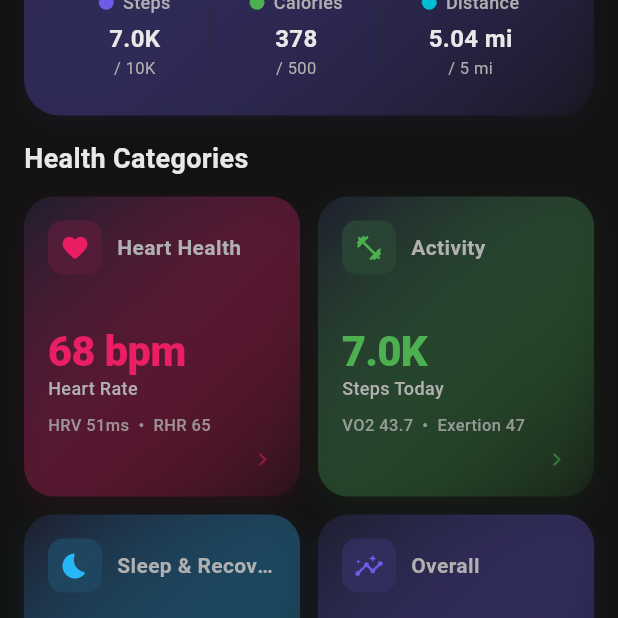
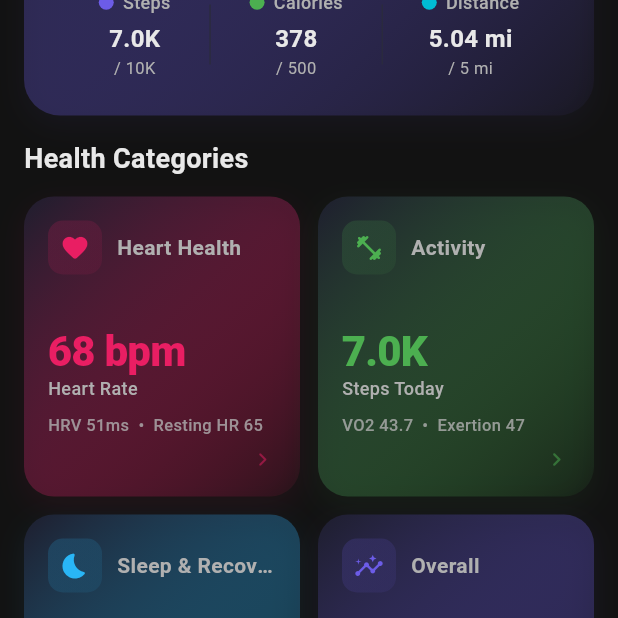
Before and after one commit to bbakenhus7/rivl, a Flutter app: the HomeScreen screen opened directly, scrolled down 576 dp, on a phone screen of 412 x 824 dp, the part 618-1236 px from its top. Run offline on Flutter 3.47's test engine with Material 3 defaults, Android fonts, the phone set to English and light mode, and no system bars; our stand-ins replace cached_network_image, cloud_firestore, cloud_functions, connectivity_plus, firebase_auth, firebase_core and 8 more; missing offline and left inert: flutter_stripe, health; accounts and stored records are empty; statements that could not run were skipped.

Commit message:
Expand health metric abbreviations to full words
RHR→Resting HR, HRV→Heart Rate Variability, Resting HR→Resting Heart Rate
in health category detail screen and home screen score breakdowns. Widened
label columns to fit longer text.

Co-Authored-By: Claude Opus 4.6 <noreply@anthropic.com>

```diff
--- a/lib/screens/home/health_category_detail_screen.dart
+++ b/lib/screens/home/health_category_detail_screen.dart
@@ -40,7 +40,7 @@ const _metricInfoMap = <HealthMetricType, _MetricInfo>{
   ),
   HealthMetricType.restingHeartRate: _MetricInfo(
     icon: Icons.monitor_heart,
-    label: 'Resting HR',
+    label: 'Resting Heart Rate',
     unit: 'bpm',
     color: Colors.pink,
     description:
@@ -50,7 +50,7 @@ const _metricInfoMap = <HealthMetricType, _MetricInfo>{
   ),
   HealthMetricType.hrv: _MetricInfo(
     icon: Icons.show_chart,
-    label: 'HRV',
+    label: 'Heart Rate Variability',
     unit: 'ms',
     color: Colors.purple,
     description:
@@ -1160,7 +1160,7 @@ class _HealthCategoryDetailScreenState
           _ScoreBar('Calories', health.scoreCalories, 0.15, Icons.local_fire_department, Colors.green),
           _ScoreBar('Exercise', health.scoreExercise, 0.15, Icons.fitness_center, Colors.orange),
           _ScoreBar('Sleep', health.scoreSleep, 0.20, Icons.bedtime, Colors.indigo),
-          _ScoreBar('RHR', health.scoreRhr, 0.15, Icons.monitor_heart, Colors.pink),
+          _ScoreBar('Resting HR', health.scoreRhr, 0.15, Icons.monitor_heart, Colors.pink),
           _ScoreBar('HRV', health.scoreHrv, 0.15, Icons.show_chart, Colors.purple),
         ];
 
@@ -1209,7 +1209,7 @@ class _HealthCategoryDetailScreenState
                     Icon(c.icon, size: 16, color: c.color),
                     const SizedBox(width: 8),
                     SizedBox(
-                      width: 62,
+                      width: 78,
                       child: Text(
                         c.label,
                         style: const TextStyle(
--- a/lib/screens/home/home_screen.dart
+++ b/lib/screens/home/home_screen.dart
@@ -811,7 +811,7 @@ class _RivlHealthScoreCard extends StatelessWidget {
                           _ScoreComponent('Calories', health.metrics.scoreCalories, Colors.green),
                           _ScoreComponent('Exercise', health.metrics.scoreExercise, Colors.orange),
                           _ScoreComponent('Sleep', health.metrics.scoreSleep, Colors.indigo),
-                          _ScoreComponent('RHR', health.metrics.scoreRhr, Colors.pink),
+                          _ScoreComponent('Resting HR', health.metrics.scoreRhr, Colors.pink),
                           _ScoreComponent('HRV', health.metrics.scoreHrv, Colors.purple),
                         ],
                       ),
@@ -1418,7 +1418,7 @@ class _CategoryTile extends StatelessWidget {
       case HealthCategory.heartHealth:
         final hr = health.heartRate > 0 ? '${health.heartRate}' : '--';
         final hrv = health.hrv > 0 ? 'HRV ${health.hrv.round()}ms' : 'HRV --';
-        final rhr = health.restingHeartRate > 0 ? 'RHR ${health.restingHeartRate}' : 'RHR --';
+        final rhr = health.restingHeartRate > 0 ? 'Resting HR ${health.restingHeartRate}' : 'Resting HR --';
         return _CategoryPreview(
           heroValue: '$hr bpm',
           heroLabel: 'Heart Rate',
```
